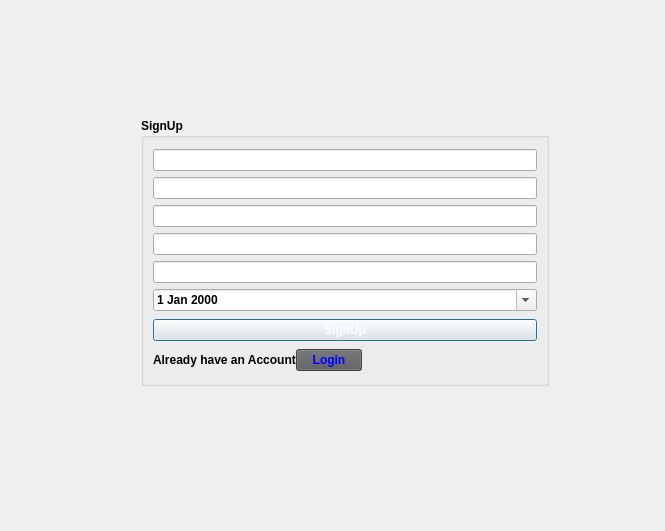
Old version of the form register.ui in the repository razashahid107/NOTEPAD-QT.
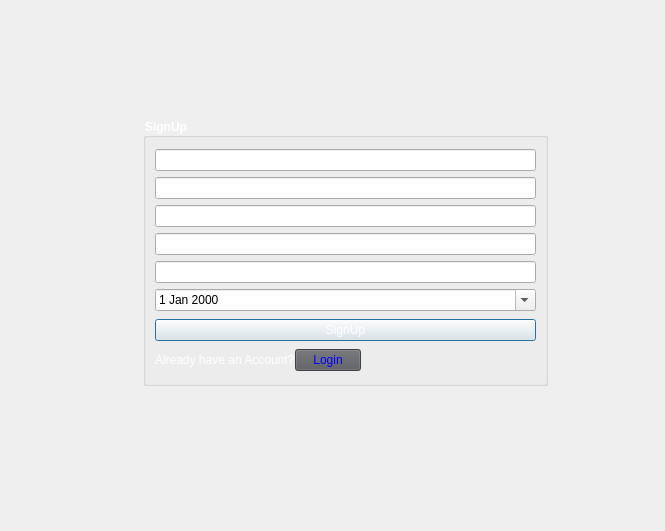
New version of the form. Icons and pictures are not drawn.

```diff
--- a/register.ui
+++ b/register.ui
@@ -55,7 +55,8 @@
       </font>
      </property>
      <property name="styleSheet">
-      <string notr="true">background-image: url(:/new/prefix1/Resources_Images/Grey Background.jpg);</string>
+      <string notr="true">background-image: url(:/new/prefix1/Resources_Images/Grey Background.jpg);
+color: white;</string>
      </property>
      <property name="title">
       <string>SignUp</string>
@@ -123,7 +124,7 @@
       <item row="1" column="0">
        <widget class="QPushButton" name="Register_button_2">
         <property name="styleSheet">
-         <string notr="true">color: rgb(255, 255, 255);</string>
+         <string notr="true">color: white;</string>
         </property>
         <property name="text">
          <string>SignUp</string>
@@ -146,6 +147,9 @@
             <height>16777215</height>
            </size>
           </property>
+          <property name="styleSheet">
+           <string notr="true">color: white;</string>
+          </property>
           <property name="text">
            <string>Already have an Account?</string>
           </property>
```
